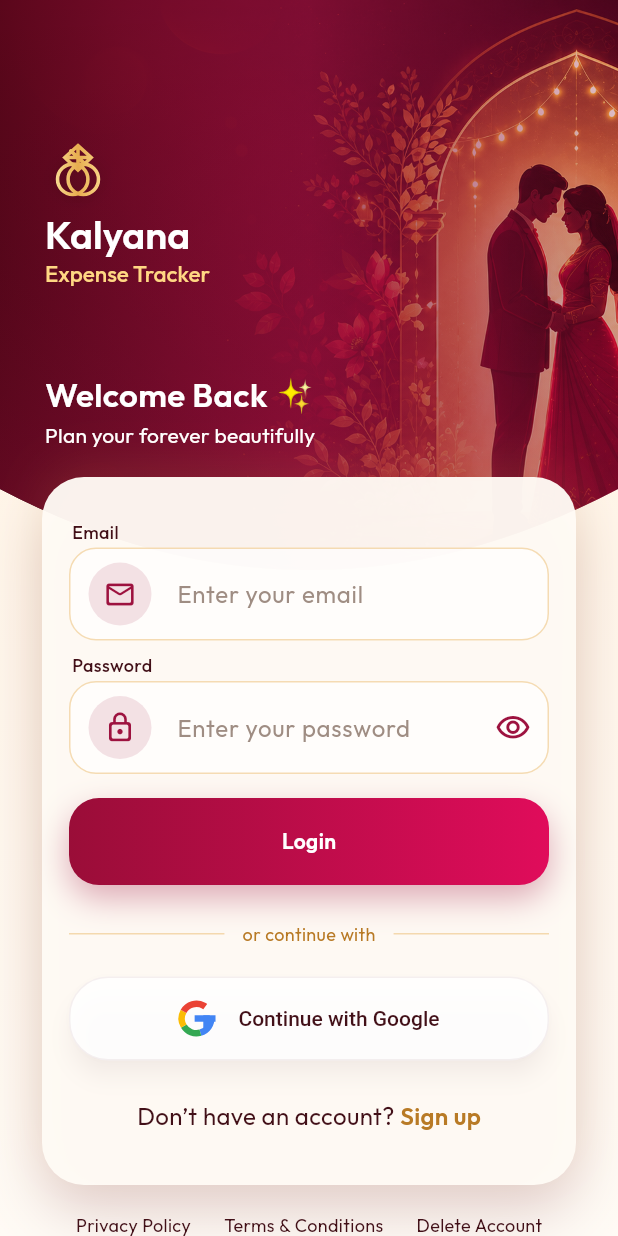
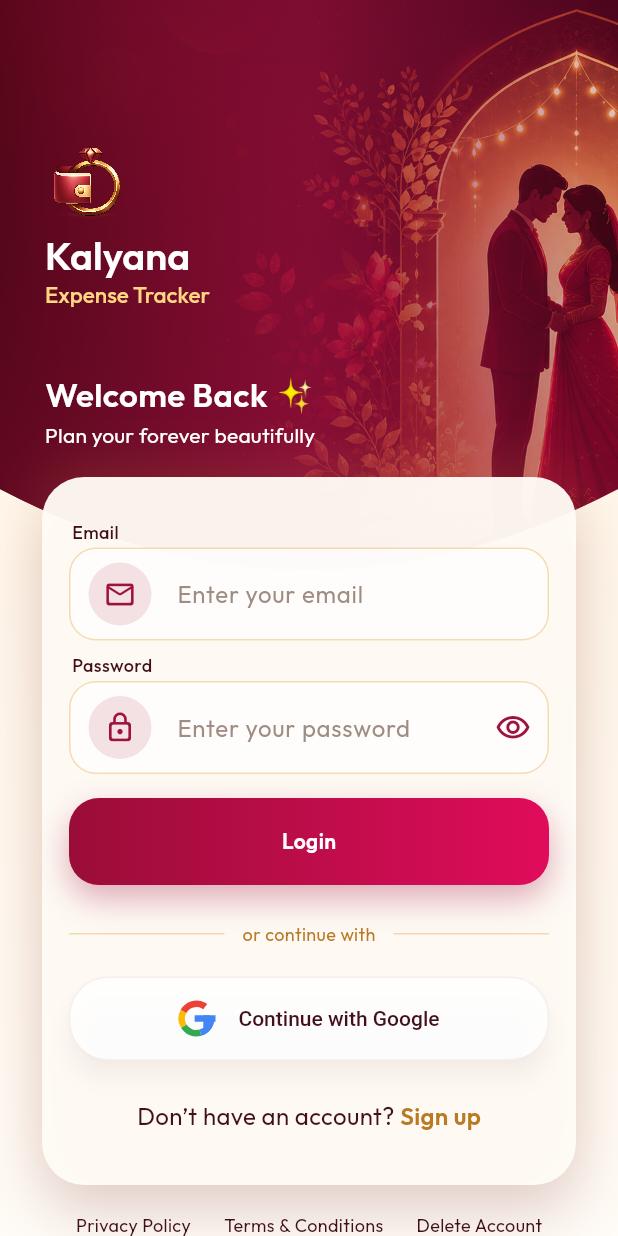
Before and after one commit to jassimpv/kalayana_tracker, a Flutter app: the screen it shows after launch, after a tap on "Continue with Google", on a phone screen of 412 x 824 dp. Run offline on Flutter 3.47's test engine with Material 3 defaults, Android fonts, the phone set to English and light mode, and no system bars; our stand-ins replace cloud_firestore, device_info_plus, firebase_auth, firebase_core, get, google_sign_in and 4 more; missing offline and left inert: in_app_update; accounts and stored records are empty.

Commit message:
feat: update app icon, branding, and form layout
- Replace custom WeddingRingMark with logo.png asset in auth view
- Add flutter_launcher_icons and generate adaptive Android icons
- Fix Google sign-in to require idToken and handle FirebaseAuthException
- Move save buttons to sticky footer in DashboardFormPage
- Adjust splash screen orb sizes and AppLogo dimensions

```diff
--- a/lib/app/modules/auth/auth_controller.dart
+++ b/lib/app/modules/auth/auth_controller.dart
@@ -97,12 +97,19 @@ class AuthController extends GetxController {
     try {
       final googleUser = await GoogleSignIn(
         clientId: kIsWeb ? _webGoogleClientId : null,
+        // serverClientId is required on Android/iOS to receive an idToken
+        serverClientId: kIsWeb ? null : _webGoogleClientId,
       ).signIn();
       if (googleUser == null) return;
       final googleAuth = await googleUser.authentication;
+      final idToken = googleAuth.idToken;
+      if (idToken == null) {
+        _showError('Google sign-in failed: could not retrieve ID token. Check Firebase SHA fingerprint configuration.');
+        return;
+      }
       final credential = GoogleAuthProvider.credential(
         accessToken: googleAuth.accessToken,
-        idToken: googleAuth.idToken,
+        idToken: idToken,
       );
       await _auth.signInWithCredential(credential);
       final user = _auth.currentUser!;
@@ -111,6 +118,8 @@ class AuthController extends GetxController {
         'email': user.email,
         'updatedAt': FieldValue.serverTimestamp(),
       });
+    } on FirebaseAuthException catch (error) {
+      _showError(error.message ?? error.code);
     } catch (error) {
       _showError('Google sign-in failed: $error');
     } finally {
--- a/lib/app/modules/auth/auth_view.dart
+++ b/lib/app/modules/auth/auth_view.dart
@@ -158,8 +158,14 @@ class _HeroBrand extends StatelessWidget {
     return Column(
       crossAxisAlignment: CrossAxisAlignment.start,
       children: [
-        _WeddingRingMark(size: compact ? 36 : 44, light: true),
-        SizedBox(height: compact ? 4 : 6),
+        Image.asset(
+          'assets/logo.png',
+          width: compact ? 46 : 56,
+          height: compact ? 46 : 56,
+          fit: BoxFit.contain,
+          filterQuality: FilterQuality.high,
+        ),
+        SizedBox(height: compact ? 6 : 8),
         Text(
           'Kalyana',
           style: Theme.of(context).textTheme.displaySmall?.copyWith(
@@ -783,75 +789,3 @@ class _GoogleGlyphPainter extends CustomPainter {
   @override
   bool shouldRepaint(covariant CustomPainter oldDelegate) => false;
 }
-
-class _WeddingRingMark extends StatelessWidget {
-  const _WeddingRingMark({required this.size, this.light = false});
-
-  final double size;
-  final bool light;
-
-  @override
-  Widget build(BuildContext context) {
-    return SizedBox.square(
-      dimension: size,
-      child: CustomPaint(painter: _WeddingRingPainter(light: light)),
-    );
-  }
-}
-
-class _WeddingRingPainter extends CustomPainter {
-  _WeddingRingPainter({required this.light});
-
-  final bool light;
-
-  @override
-  void paint(Canvas canvas, Size size) {
-    final gold = Paint()
-      ..style = PaintingStyle.stroke
-      ..strokeWidth = size.width * 0.054
-      ..strokeCap = StrokeCap.round
-      ..shader = LinearGradient(
-        colors: light
-            ? const [Color(0xFFFFF0B0), Color(0xFFE7AD4F), Color(0xFFFFE5A0)]
-            : const [Color(0xFFF8D77A), Color(0xFFC37B16), Color(0xFFFFE39A)],
-      ).createShader(Offset.zero & size);
-    final shadow = Paint()
-      ..style = PaintingStyle.stroke
-      ..strokeWidth = size.width * 0.066
-      ..color = (light ? Colors.black : ThemeColors.primary).withValues(
-        alpha: light ? 0.16 : 0.10,
-      )
-      ..maskFilter = const MaskFilter.blur(BlurStyle.normal, 5);
-    final left = Rect.fromCircle(
-      center: Offset(size.width * 0.42, size.height * 0.58),
-      radius: size.width * 0.23,
-    );
-    final right = Rect.fromCircle(
-      center: Offset(size.width * 0.58, size.height * 0.58),
-      radius: size.width * 0.23,
-    );
-
-    canvas.drawOval(left, shadow);
-    canvas.drawOval(right, shadow);
-    canvas.drawOval(left, gold);
-    canvas.drawOval(right, gold);
-
-    final diamondPath = Path()
-      ..moveTo(size.width * 0.50, size.height * 0.07)
-      ..lineTo(size.width * 0.70, size.height * 0.25)
-      ..lineTo(size.width * 0.50, size.height * 0.44)
-      ..lineTo(size.width * 0.30, size.height * 0.25)
-      ..close()
-      ..moveTo(size.width * 0.30, size.height * 0.25)
-      ..lineTo(size.width * 0.70, size.height * 0.25)
-      ..moveTo(size.width * 0.50, size.height * 0.07)
-      ..lineTo(size.width * 0.50, size.height * 0.44)
-      ..moveTo(size.width * 0.39, size.height * 0.15)
-      ..lineTo(size.width * 0.61, size.height * 0.35);
-    canvas.drawPath(diamondPath, gold);
-  }
-
-  @override
-  bool shouldRepaint(covariant _WeddingRingPainter oldDelegate) =>
-      oldDelegate.light != light;
-}
--- a/lib/app/modules/splash/splash_view.dart
+++ b/lib/app/modules/splash/splash_view.dart
@@ -68,14 +68,14 @@ class _SplashViewState extends State<SplashView>
           children: [
             // Decorative glass orbs
             Positioned(
-              right: -60,
-              top: 60,
-              child: _GlassOrb(size: 200, alpha: 0.07),
+              right: -20,
+              top: 80,
+              child: _GlassOrb(size: 100, alpha: 0.05),
             ),
             Positioned(
-              left: -50,
-              bottom: 140,
-              child: _GlassOrb(size: 160, alpha: 0.05),
+              left: -24,
+              bottom: 180,
+              child: _GlassOrb(size: 80, alpha: 0.04),
             ),
 
             // Centered branding
@@ -87,8 +87,12 @@ class _SplashViewState extends State<SplashView>
                   child: Column(
                     mainAxisSize: MainAxisSize.min,
                     children: [
-                      const AppLogo(size: 120, padding: 11),
-                      const SizedBox(height: 32),
+                      const AppLogo(
+                        size: 150,
+                        padding: 14,
+                        showBackground: false,
+                      ),
+                      const SizedBox(height: 28),
                       Text(
                         'Kalyana',
                         style: Theme.of(context).textTheme.displaySmall
```
Also changed, not shown: lib/app/modules/dashboard/views/expenses/expense_add.dart (+22 -29 lines), lib/app/modules/dashboard/views/reminders/reminder_add.dart (+17 -18 lines), lib/app/modules/dashboard/views/shopping/purchase_add.dart (+18 -19 lines), lib/app/modules/dashboard/widgets/dashboard_form_widgets.dart (+31 -1 lines), pubspec.yaml (+9 -0 lines), assets/logo.png, pubspec.lock, 12 other files.
